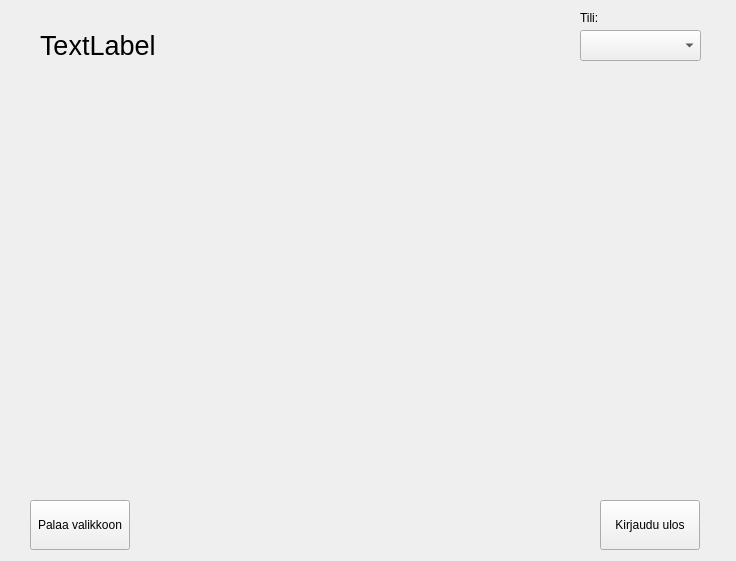
Above: frontend/korttiwindow.ui from janikasavela/Bank before the change. Below: the same form after it.
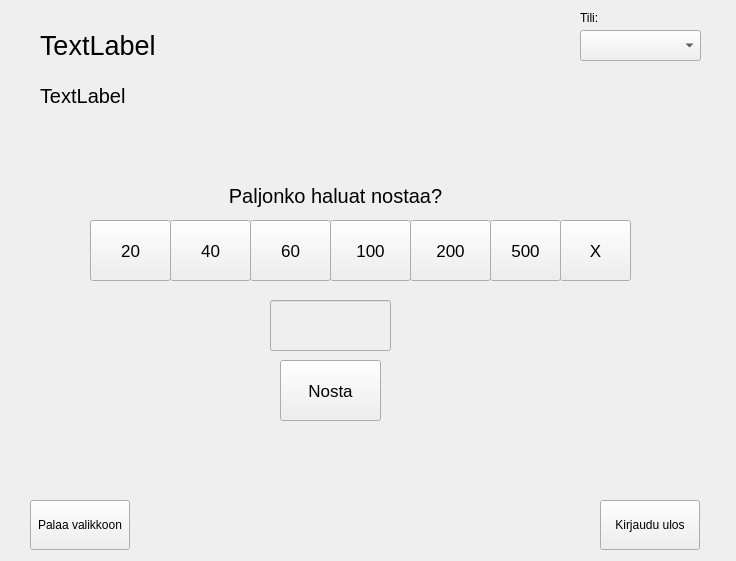
That is the form after the change. The open tabs and pages were chosen to show the change.

Commit message: nosto-operaation työstöä, hakee vain tilin infon tällä hetkellä

```diff
--- a/frontend/korttiwindow.ui
+++ b/frontend/korttiwindow.ui
@@ -194,7 +194,215 @@
      </property>
     </widget>
    </widget>
-   <widget class="QWidget" name="stackNosto"/>
+   <widget class="QWidget" name="stackNosto">
+    <widget class="QLabel" name="label">
+     <property name="geometry">
+      <rect>
+       <x>160</x>
+       <y>180</y>
+       <width>371</width>
+       <height>31</height>
+      </rect>
+     </property>
+     <property name="font">
+      <font>
+       <pointsize>15</pointsize>
+      </font>
+     </property>
+     <property name="text">
+      <string>Paljonko haluat nostaa?</string>
+     </property>
+     <property name="alignment">
+      <set>Qt::AlignCenter</set>
+     </property>
+    </widget>
+    <widget class="QLabel" name="label_tiliInfo">
+     <property name="geometry">
+      <rect>
+       <x>50</x>
+       <y>80</y>
+       <width>651</width>
+       <height>31</height>
+      </rect>
+     </property>
+     <property name="font">
+      <font>
+       <pointsize>15</pointsize>
+      </font>
+     </property>
+     <property name="text">
+      <string>TextLabel</string>
+     </property>
+    </widget>
+    <widget class="QLineEdit" name="lineNostoMaara">
+     <property name="enabled">
+      <bool>false</bool>
+     </property>
+     <property name="geometry">
+      <rect>
+       <x>280</x>
+       <y>300</y>
+       <width>121</width>
+       <height>51</height>
+      </rect>
+     </property>
+     <property name="font">
+      <font>
+       <pointsize>15</pointsize>
+      </font>
+     </property>
+     <property name="focusPolicy">
+      <enum>Qt::WheelFocus</enum>
+     </property>
+     <property name="alignment">
+      <set>Qt::AlignCenter</set>
+     </property>
+    </widget>
+    <widget class="QPushButton" name="btn20e">
+     <property name="geometry">
+      <rect>
+       <x>100</x>
+       <y>220</y>
+       <width>81</width>
+       <height>61</height>
+      </rect>
+     </property>
+     <property name="font">
+      <font>
+       <pointsize>13</pointsize>
+      </font>
+     </property>
+     <property name="text">
+      <string>20</string>
+     </property>
+    </widget>
+    <widget class="QPushButton" name="btn40e">
+     <property name="geometry">
+      <rect>
+       <x>180</x>
+       <y>220</y>
+       <width>81</width>
+       <height>61</height>
+      </rect>
+     </property>
+     <property name="font">
+      <font>
+       <pointsize>13</pointsize>
+      </font>
+     </property>
+     <property name="text">
+      <string>40</string>
+     </property>
+    </widget>
+    <widget class="QPushButton" name="btn60e">
+     <property name="geometry">
+      <rect>
+       <x>260</x>
+       <y>220</y>
+       <width>81</width>
+       <height>61</height>
+      </rect>
+     </property>
+     <property name="font">
+      <font>
+       <pointsize>13</pointsize>
+      </font>
+     </property>
+     <property name="text">
+      <string>60</string>
+     </property>
+    </widget>
+    <widget class="QPushButton" name="btn100e">
+     <property name="geometry">
+      <rect>
+       <x>340</x>
+       <y>220</y>
+       <width>81</width>
+       <height>61</height>
+      </rect>
+     </property>
+     <property name="font">
+      <font>
+       <pointsize>13</pointsize>
+      </font>
+     </property>
+     <property name="text">
+      <string>100</string>
+     </property>
+    </widget>
+    <widget class="QPushButton" name="btn200e">
+     <property name="geometry">
+      <rect>
+       <x>420</x>
+       <y>220</y>
+       <width>81</width>
+       <height>61</height>
+      </rect>
+     </property>
+     <property name="font">
+      <font>
+       <pointsize>13</pointsize>
+      </font>
+     </property>
+     <property name="text">
+      <string>200</string>
+     </property>
+    </widget>
+    <widget class="QPushButton" name="btn500e">
+     <property name="geometry">
+      <rect>
+       <x>500</x>
+       <y>220</y>
+       <width>71</width>
+       <height>61</height>
+      </rect>
+     </property>
+     <property name="font">
+      <font>
+       <pointsize>13</pointsize>
+      </font>
+     </property>
+     <property name="text">
+      <string>500</string>
+     </property>
+    </widget>
+    <widget class="QPushButton" name="btnNosta">
+     <property name="geometry">
+      <rect>
+       <x>290</x>
+       <y>360</y>
+       <width>101</width>
+       <height>61</height>
+      </rect>
+     </property>
+     <property name="font">
+      <font>
+       <pointsize>13</pointsize>
+      </font>
+     </property>
+     <property name="text">
+      <string>Nosta</string>
+     </property>
+    </widget>
+    <widget class="QPushButton" name="btnXe">
+     <property name="geometry">
+      <rect>
+       <x>570</x>
+       <y>220</y>
+       <width>71</width>
+       <height>61</height>
+      </rect>
+     </property>
+     <property name="font">
+      <font>
+       <pointsize>13</pointsize>
+      </font>
+     </property>
+     <property name="text">
+      <string>X</string>
+     </property>
+    </widget>
+   </widget>
    <widget class="QWidget" name="stackSiirto"/>
   </widget>
   <widget class="QPushButton" name="btnReturn">
```
Left out of the diff: 2 changed lines with no effect on the pictures. The commit also changes 7 other files.
